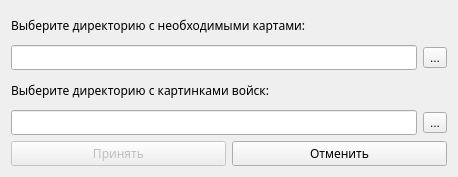
LeadNess/TroopsReview, file ui/new_file.ui: the form before one commit.
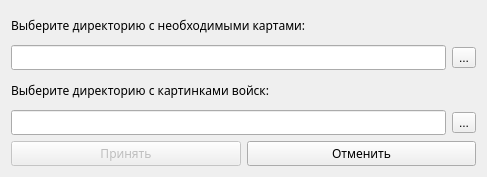
The form after the commit.

Commit message: Add the checking for incorrect input in edit lines

Patch:
```diff
--- a/ui/new_file.ui
+++ b/ui/new_file.ui
@@ -6,20 +6,38 @@
    <rect>
     <x>0</x>
     <y>0</y>
-    <width>458</width>
+    <width>487</width>
     <height>177</height>
    </rect>
   </property>
   <property name="sizePolicy">
-   <sizepolicy hsizetype="Fixed" vsizetype="Fixed">
+   <sizepolicy hsizetype="Preferred" vsizetype="Preferred">
     <horstretch>0</horstretch>
     <verstretch>0</verstretch>
    </sizepolicy>
   </property>
+  <property name="minimumSize">
+   <size>
+    <width>487</width>
+    <height>0</height>
+   </size>
+  </property>
   <property name="windowTitle">
    <string>Настройка новой карты</string>
   </property>
-  <layout class="QVBoxLayout" name="verticalLayout_2">
+  <property name="autoFillBackground">
+   <bool>false</bool>
+  </property>
+  <property name="sizeGripEnabled">
+   <bool>false</bool>
+  </property>
+  <property name="incorrect_maps_directory" stdset="0">
+   <bool>false</bool>
+  </property>
+  <property name="incorrect_troops_directory" stdset="0">
+   <bool>false</bool>
+  </property>
+  <layout class="QVBoxLayout" name="VLayout">
    <item>
     <widget class="QLabel" name="label">
      <property name="font">
@@ -34,7 +52,7 @@
     </widget>
    </item>
    <item>
-    <layout class="QHBoxLayout" name="horizontalLayout">
+    <layout class="QHBoxLayout" name="mapsLayout">
      <item>
       <widget class="QLineEdit" name="mapsDirectoryLine">
        <property name="font">
@@ -74,7 +92,7 @@
     </widget>
    </item>
    <item>
-    <layout class="QHBoxLayout" name="horizontalLayout_2">
+    <layout class="QHBoxLayout" name="troopsLayout">
      <item>
       <widget class="QLineEdit" name="troopsDirectoryLine">
        <property name="font">
@@ -98,12 +116,18 @@
     </layout>
    </item>
    <item>
-    <layout class="QHBoxLayout" name="horizontalLayout_3">
+    <layout class="QHBoxLayout" name="buttonsLayout">
      <item>
       <widget class="QPushButton" name="acceptButton">
        <property name="enabled">
         <bool>false</bool>
        </property>
+       <property name="sizePolicy">
+        <sizepolicy hsizetype="Preferred" vsizetype="Fixed">
+         <horstretch>228</horstretch>
+         <verstretch>29</verstretch>
+        </sizepolicy>
+       </property>
        <property name="font">
         <font>
          <family>Segoe UI Semilight</family>
@@ -134,6 +158,12 @@
      </item>
      <item>
       <widget class="QPushButton" name="rejectButton">
+       <property name="sizePolicy">
+        <sizepolicy hsizetype="Preferred" vsizetype="Fixed">
+         <horstretch>228</horstretch>
+         <verstretch>29</verstretch>
+        </sizepolicy>
+       </property>
        <property name="font">
         <font>
          <family>Segoe UI Semilight</family>
```
Left out of the diff: 9 changed lines with no effect on the pictures. The commit also changes 1 other file.
